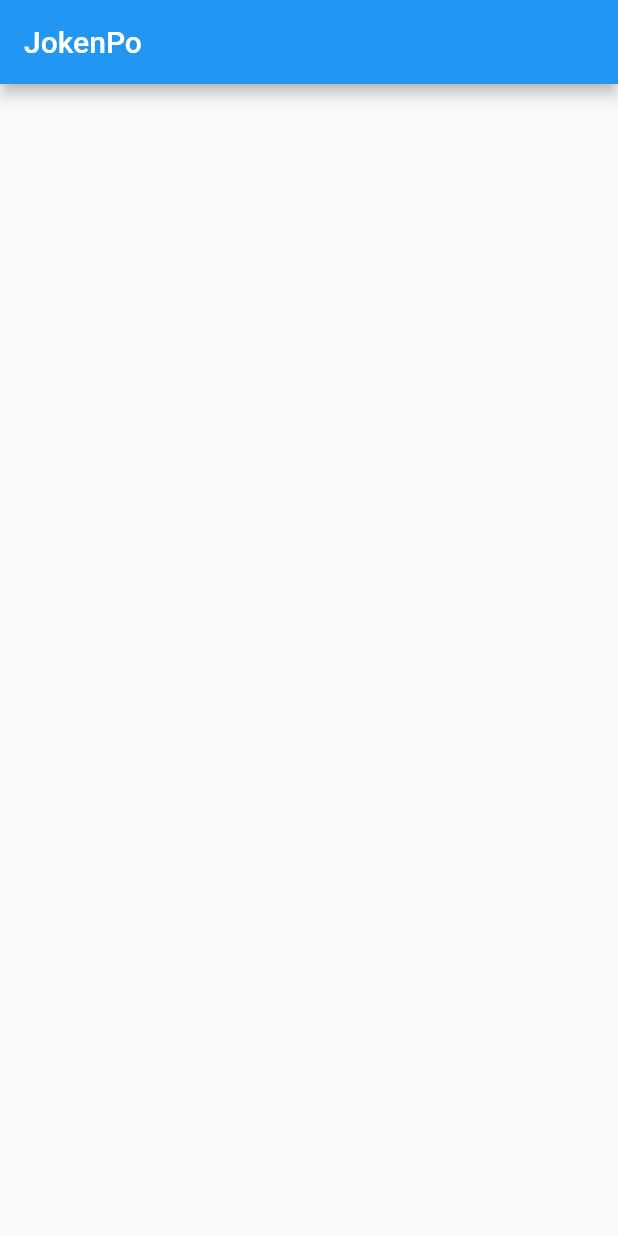
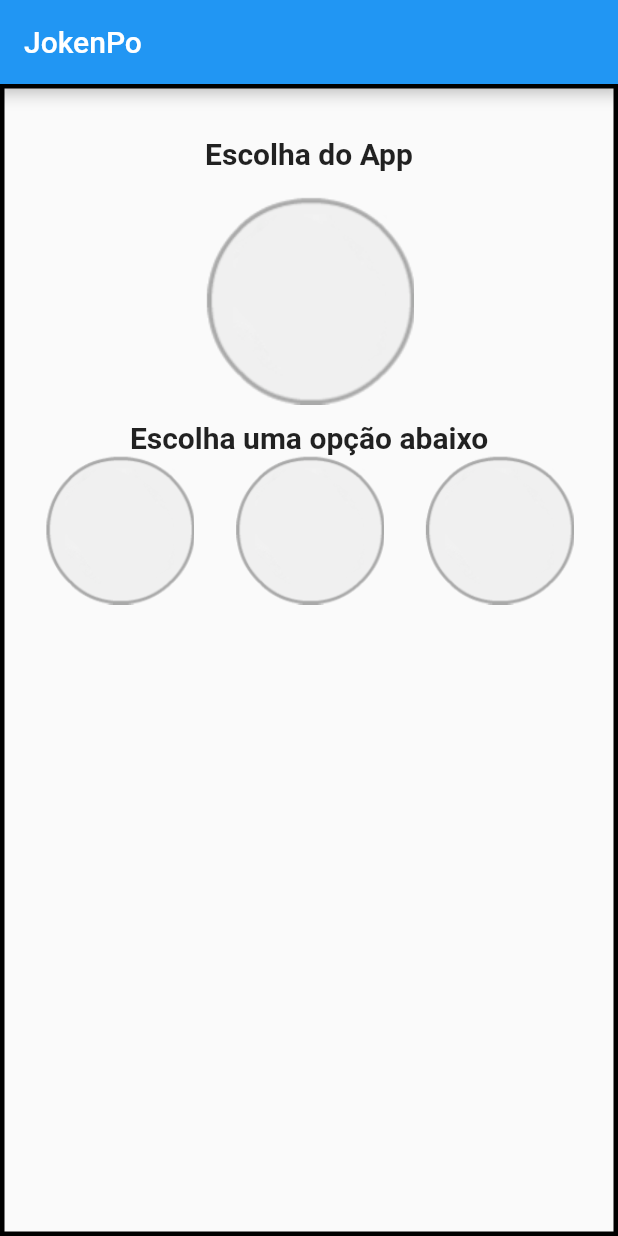
Before and after one commit to jjullimayanne/jokenPo-flutter, a Flutter app: the screen it shows after launch, on a phone screen of 412 x 824 dp. Run offline on Flutter 3.47's test engine with Material 2 defaults, Android fonts, the phone set to English and light mode, and no system bars.

```diff
--- a/lib/jogo.dart
+++ b/lib/jogo.dart
@@ -1,3 +1,5 @@
+import 'dart:ui';
+
 import 'package:flutter/material.dart';
 
 class Jogo extends StatefulWidget {
@@ -14,11 +16,64 @@ class _JogoState extends State<Jogo> {
       appBar: AppBar(
         title: Text("JokenPo"),
       ),
-      body: Column(
-        children: [
+      body: Container(
+        decoration:
+            BoxDecoration(border: Border.all(width: 3, color: Colors.black)),
+        child: Column(
+          crossAxisAlignment: CrossAxisAlignment.center,
+          children: [
+            Padding(
+              padding: EdgeInsets.only(top: 32, bottom: 16),
+              child: Text(
+                "Escolha do App",
+                textAlign: TextAlign.center,
+                style: TextStyle(
+                  fontSize: 20,
+                  fontWeight: FontWeight.bold,
+                ),
+              ),
+            ),
 
-        ],
-      ) ,
+            GestureDetector(
+              onTap: () {
+                print("imagen clilcada");
+              },
+              onDoubleTap: () {
+                print("Dois cliques");
+              },
+              child: Image.asset("images/padrao.png"),
+              onLongPress: () {
+                print("longo clique ");
+              },
+            ),
+            Padding(
+              padding: EdgeInsets.only(top: 10),
+              child: Text(
+                "Escolha uma opção abaixo",
+                textAlign: TextAlign.center,
+                style: TextStyle(fontSize: 20, fontWeight: FontWeight.bold),
+              ),
+            ),
+            Row(
+              mainAxisAlignment: MainAxisAlignment.spaceEvenly,
+              children: [
+                Image.asset(
+                  "images/padrao.png",
+                  height: 100,
+                ),
+                Image.asset(
+                  "images/padrao.png",
+                  height: 100,
+                ),
+                Image.asset(
+                  "images/padrao.png",
+                  height: 100,
+                ),
+              ],
+            ),
+          ],
+        ),
+      ),
     );
   }
 }
--- a/pubspec.yaml
+++ b/pubspec.yaml
@@ -45,9 +45,8 @@ flutter:
   uses-material-design: true
 
   # To add assets to your application, add an assets section, like this:
-  # assets:
-  #   - images/a_dot_burr.jpeg
-  #   - images/a_dot_ham.jpeg
+  assets:
+    - images/padrao.png
 
   # An image asset can refer to one or more resolution-specific "variants", see
   # https://flutter.dev/assets-and-images/#resolution-aware.
```
Also changed, not shown: images/padrao.png (added), images/papel.png (added), images/pedra.png (added), images/tesoura.png (added).
